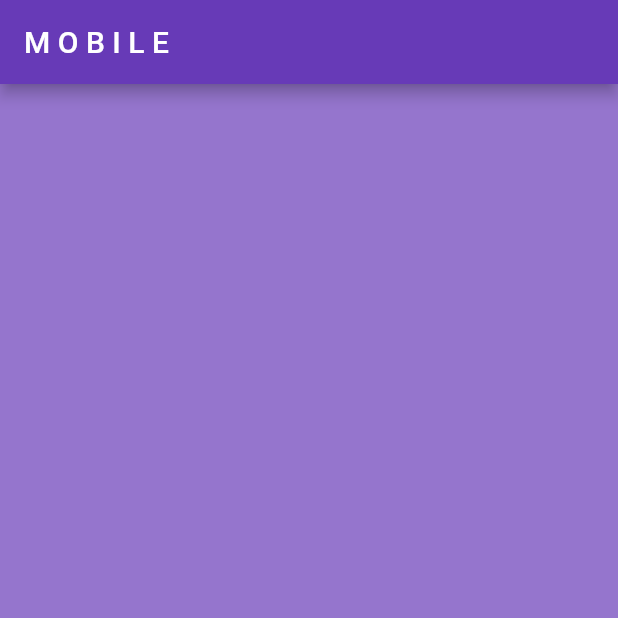
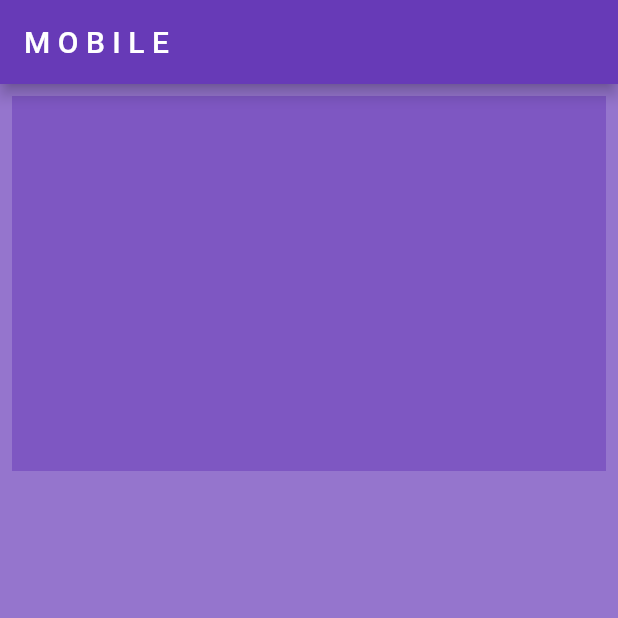
Before and after one commit to Asifor/flutter-responsive-layout, a Flutter app: the screen it shows after launch, on a phone screen of 412 x 824 dp, the top half of it. Run offline on Flutter 3.47's test engine with Material 2 defaults, Android fonts, the phone set to English and light mode, and no system bars.

Commit message:
update mobile_body.part

```diff
--- a/lib/responsive/mobile_body.dart
+++ b/lib/responsive/mobile_body.dart
@@ -10,6 +10,17 @@ class MyMobileBody extends StatelessWidget {
       appBar: AppBar(
         title: Text('M O B I L E'),
       ),
+      body: Column(
+        children: [
+          Padding(
+            padding: const EdgeInsets.all(8.0),
+            child: Container(
+              height: 250,
+              color: Colors.deepPurple[400],
+            ),
+          )
+        ],
+      ),
     );
   }
 }
```
